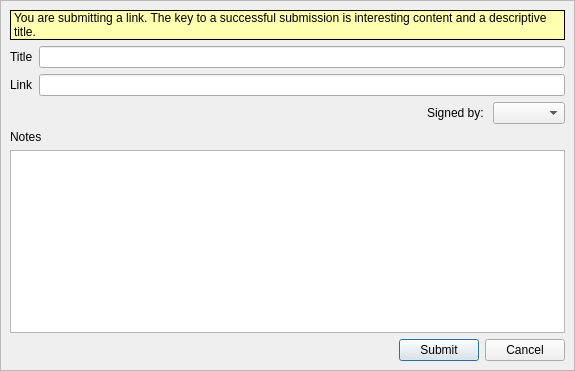
RetroShare/RetroShare, file retroshare-gui/src/gui/Posted/PostedCreatePostDialog.ui: the form before one commit.
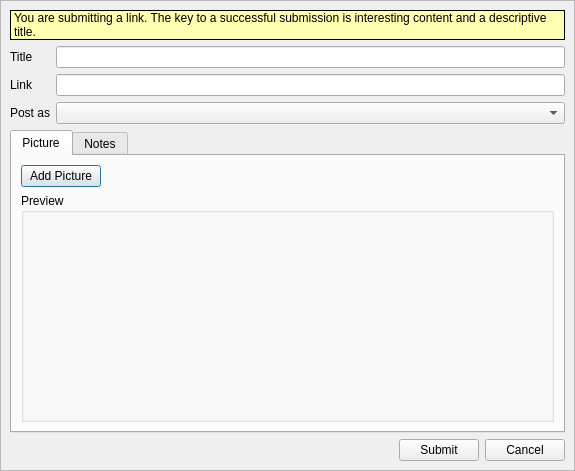
The form after the commit. Custom widgets are drawn as their Qt base class.

Commit message: Added attach picture for posted links

The edit to the form file:
```diff
--- a/retroshare-gui/src/gui/Posted/PostedCreatePostDialog.ui
+++ b/retroshare-gui/src/gui/Posted/PostedCreatePostDialog.ui
@@ -7,7 +7,7 @@
     <x>0</x>
     <y>0</y>
     <width>575</width>
-    <height>371</height>
+    <height>467</height>
    </rect>
   </property>
   <property name="windowTitle">
@@ -128,75 +128,108 @@
         </property>
        </widget>
       </item>
-      <item row="1" column="0" colspan="3">
-       <layout class="QGridLayout" name="titleGLayout">
-        <item row="0" column="1">
-         <widget class="QLineEdit" name="titleEdit"/>
-        </item>
-        <item row="0" column="0">
-         <widget class="QLabel" name="titleLabel">
-          <property name="text">
-           <string>Title</string>
-          </property>
-         </widget>
-        </item>
-        <item row="1" column="0">
-         <widget class="QLabel" name="linkLabel">
-          <property name="text">
-           <string>Link</string>
-          </property>
-         </widget>
-        </item>
-        <item row="1" column="1">
-         <widget class="QLineEdit" name="linkEdit"/>
-        </item>
-       </layout>
-      </item>
       <item row="2" column="0" colspan="3">
-       <layout class="QHBoxLayout" name="signedHLayout">
-        <item>
-         <spacer name="signedHSpacer">
-          <property name="orientation">
-           <enum>Qt::Horizontal</enum>
-          </property>
-          <property name="sizeType">
-           <enum>QSizePolicy::MinimumExpanding</enum>
-          </property>
-          <property name="sizeHint" stdset="0">
-           <size>
-            <width>78</width>
-            <height>17</height>
-           </size>
-          </property>
-         </spacer>
-        </item>
-        <item>
-         <widget class="QLabel" name="signedLabel">
-          <property name="text">
-           <string>Signed by: </string>
-          </property>
-         </widget>
-        </item>
-        <item>
-         <widget class="GxsIdChooser" name="idChooser"/>
-        </item>
-       </layout>
+       <widget class="QTabWidget" name="tabWidget">
+        <property name="currentIndex">
+         <number>0</number>
+        </property>
+        <widget class="QWidget" name="tab">
+         <attribute name="title">
+          <string>Picture</string>
+         </attribute>
+         <layout class="QGridLayout" name="gridLayout_2">
+          <item row="0" column="1">
+           <spacer name="horizontalSpacer">
+            <property name="orientation">
+             <enum>Qt::Horizontal</enum>
+            </property>
+            <property name="sizeHint" stdset="0">
+             <size>
+              <width>447</width>
+              <height>20</height>
+             </size>
+            </property>
+           </spacer>
+          </item>
+          <item row="0" column="0">
+           <widget class="QPushButton" name="pushButton">
+            <property name="text">
+             <string>Add Picture</string>
+            </property>
+           </widget>
+          </item>
+          <item row="1" column="0" colspan="2">
+           <widget class="QGroupBox" name="groupBox">
+            <property name="title">
+             <string>Preview</string>
+            </property>
+            <layout class="QGridLayout" name="gridLayout_4">
+             <item row="0" column="1">
+              <widget class="QLabel" name="imageLabel">
+               <property name="minimumSize">
+                <size>
+                 <width>250</width>
+                 <height>200</height>
+                </size>
+               </property>
+               <property name="maximumSize">
+                <size>
+                 <width>800</width>
+                 <height>200</height>
+                </size>
+               </property>
+               <property name="text">
+                <string/>
+               </property>
+               <property name="scaledContents">
+                <bool>true</bool>
+               </property>
+              </widget>
+             </item>
+             <item row="0" column="0">
+              <spacer name="horizontalSpacer_2">
+               <property name="orientation">
+                <enum>Qt::Horizontal</enum>
+               </property>
+               <property name="sizeHint" stdset="0">
+                <size>
+                 <width>40</width>
+                 <height>20</height>
+                </size>
+               </property>
+              </spacer>
+             </item>
+             <item row="0" column="2">
+              <spacer name="horizontalSpacer_3">
+               <property name="orientation">
+                <enum>Qt::Horizontal</enum>
+               </property>
+               <property name="sizeHint" stdset="0">
+                <size>
+                 <width>40</width>
+                 <height>20</height>
+                </size>
+               </property>
+              </spacer>
+             </item>
+            </layout>
+           </widget>
+          </item>
+         </layout>
+        </widget>
+        <widget class="QWidget" name="tab_2">
+         <attribute name="title">
+          <string>Notes</string>
+         </attribute>
+         <layout class="QGridLayout" name="gridLayout_3">
+          <item row="0" column="0">
+           <widget class="MimeTextEdit" name="notesTextEdit"/>
+          </item>
+         </layout>
+        </widget>
+       </widget>
       </item>
-      <item row="3" column="0" colspan="3">
-       <layout class="QVBoxLayout" name="notesLayout">
-        <item>
-         <widget class="QLabel" name="notesLabel">
-          <property name="text">
-           <string>Notes</string>
-          </property>
-         </widget>
-        </item>
-        <item>
-         <widget class="MimeTextEdit" name="notesTextEdit"/>
-        </item>
-       </layout>
-      </item>
-      <item row="4" column="0">
+      <item row="3" column="0">
        <spacer name="buttonHSpacer">
         <property name="orientation">
          <enum>Qt::Horizontal</enum>
@@ -209,14 +242,20 @@
         </property>
        </spacer>
       </item>
-      <item row="4" column="1">
+      <item row="3" column="1">
        <widget class="QPushButton" name="submitButton">
+        <property name="sizePolicy">
+         <sizepolicy hsizetype="Preferred" vsizetype="Fixed">
+          <horstretch>0</horstretch>
+          <verstretch>0</verstretch>
+         </sizepolicy>
+        </property>
         <property name="text">
          <string>Submit</string>
         </property>
        </widget>
       </item>
-      <item row="4" column="2">
+      <item row="3" column="2">
        <widget class="QDialogButtonBox" name="buttonBox">
         <property name="sizePolicy">
          <sizepolicy hsizetype="Fixed" vsizetype="Fixed">
@@ -232,12 +271,51 @@
         </property>
        </widget>
       </item>
+      <item row="1" column="0" colspan="3">
+       <layout class="QGridLayout" name="titleGLayout">
+        <item row="0" column="0">
+         <widget class="QLabel" name="titleLabel">
+          <property name="text">
+           <string>Title</string>
+          </property>
+         </widget>
+        </item>
+        <item row="0" column="1">
+         <widget class="QLineEdit" name="titleEdit"/>
+        </item>
+        <item row="1" column="0">
+         <widget class="QLabel" name="linkLabel">
+          <property name="text">
+           <string>Link</string>
+          </property>
+         </widget>
+        </item>
+        <item row="1" column="1">
+         <widget class="QLineEdit" name="linkEdit"/>
+        </item>
+        <item row="2" column="1">
+         <widget class="GxsIdChooser" name="idChooser"/>
+        </item>
+        <item row="2" column="0">
+         <widget class="QLabel" name="signedLabel">
+          <property name="text">
+           <string>Post as</string>
+          </property>
+         </widget>
+        </item>
+       </layout>
+      </item>
      </layout>
     </widget>
    </item>
   </layout>
  </widget>
  <customwidgets>
+  <customwidget>
+   <class>StyledLabel</class>
+   <extends>QLabel</extends>
+   <header>gui/common/StyledLabel.h</header>
+  </customwidget>
   <customwidget>
    <class>HeaderFrame</class>
    <extends>QFrame</extends>
@@ -254,11 +332,6 @@
    <extends>QComboBox</extends>
    <header>gui/gxs/GxsIdChooser.h</header>
   </customwidget>
-  <customwidget>
-   <class>StyledLabel</class>
-   <extends>QLabel</extends>
-   <header>gui/common/StyledLabel.h</header>
-  </customwidget>
  </customwidgets>
  <resources/>
  <connections>
```
Left out of the diff: 2 changed lines with no effect on the pictures. The commit also changes 17 other files.
